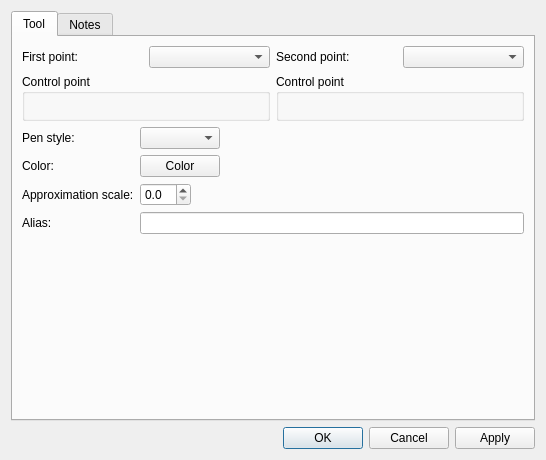
Before: the Qt Designer form src/libs/vtools/dialogs/tools/dialogspline.ui in equinox-patterns/Ostara, drawn with Qt 5.
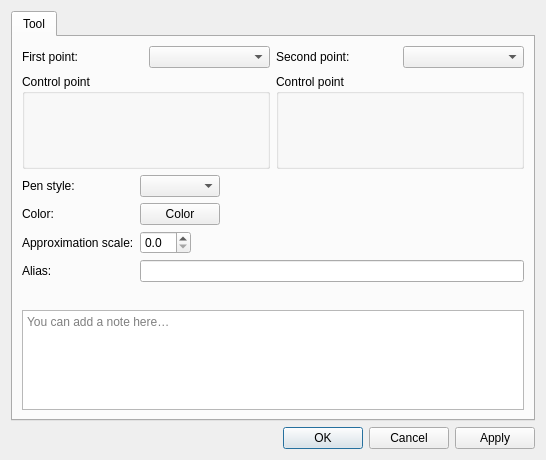
After: the same form once the commit is applied. Icons and pictures are not drawn. Custom widgets are drawn as their Qt base class.

Commit message: Dialog tools : notes → Tool, onglet Point, base point retiré

The edit to the form file:
```diff
--- a/src/libs/vtools/dialogs/tools/dialogspline.ui
+++ b/src/libs/vtools/dialogs/tools/dialogspline.ui
@@ -217,27 +217,43 @@
         </layout>
        </item>
        <item>
-        <spacer name="verticalSpacer">
-         <property name="orientation">
-          <enum>Qt::Orientation::Vertical</enum>
+        <layout class="QHBoxLayout" name="notesSeparatorLayout">
+         <property name="leftMargin">
+          <number>33</number>
          </property>
-         <property name="sizeHint" stdset="0">
-          <size>
-           <width>20</width>
-           <height>0</height>
-          </size>
+         <property name="rightMargin">
+          <number>33</number>
          </property>
-        </spacer>
+         <item>
+          <widget class="QFrame" name="notesSeparator">
+           <property name="minimumSize">
+            <size>
+             <width>0</width>
+             <height>1</height>
+            </size>
+           </property>
+           <property name="maximumSize">
+            <size>
+             <width>16777215</width>
+             <height>1</height>
+            </size>
+           </property>
+          </widget>
+         </item>
+        </layout>
        </item>
-      </layout>
-     </widget>
-     <widget class="QWidget" name="tab_2">
-      <attribute name="title">
-       <string>Notes</string>
-      </attribute>
-      <layout class="QVBoxLayout" name="verticalLayout_9">
        <item>
-        <widget class="QPlainTextEdit" name="plainTextEditToolNotes"/>
+        <widget class="QPlainTextEdit" name="plainTextEditToolNotes">
+         <property name="placeholderText">
+          <string>You can add a note here…</string>
+         </property>
+         <property name="maximumSize">
+          <size>
+           <width>16777215</width>
+           <height>100</height>
+          </size>
+         </property>
+        </widget>
        </item>
       </layout>
      </widget>
```
The commit also changes 77 other files.
